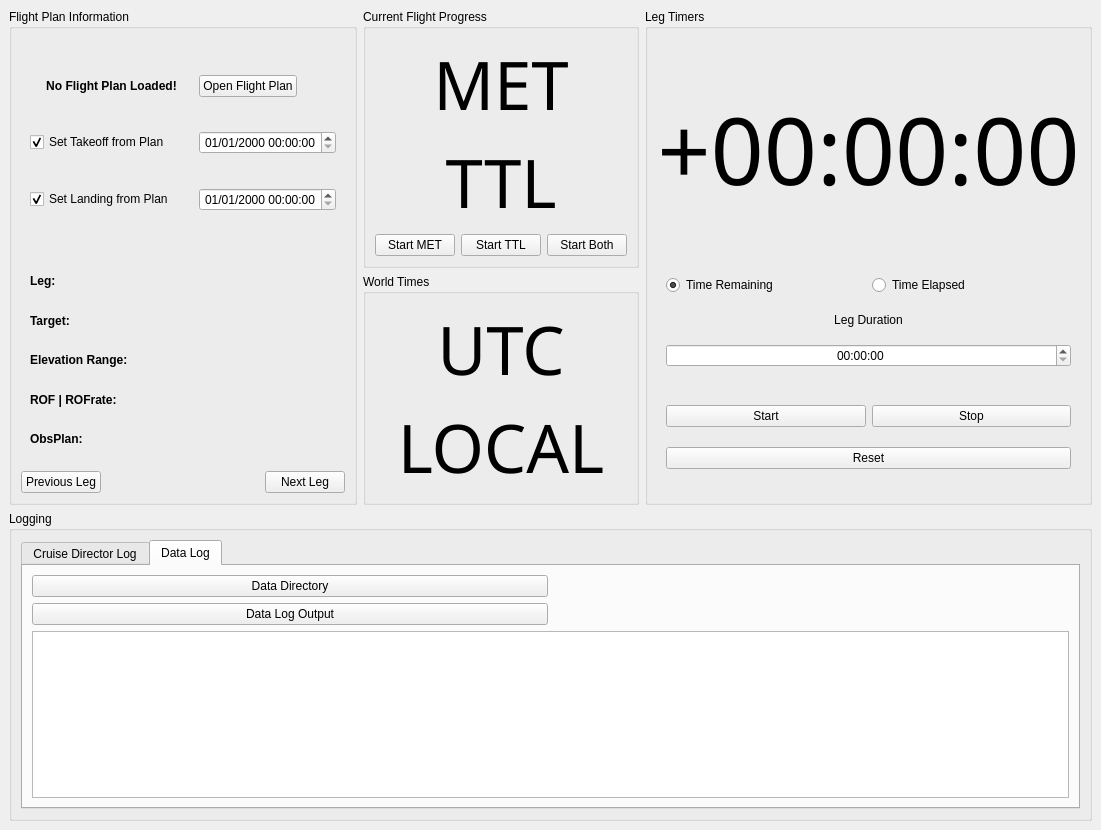
Above: SOFIACruiseDirectorPanel.ui from astrobokonon/SOFIACruiseTools before the change. Below: the same form after it.
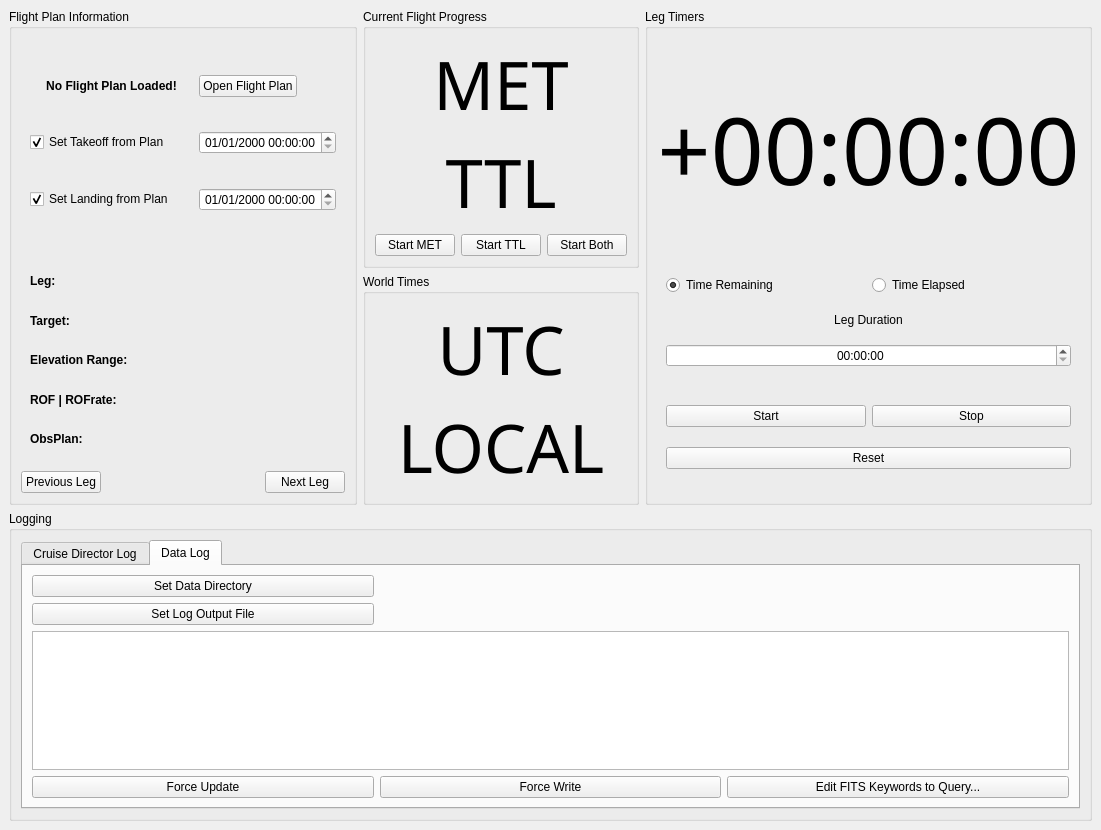
That is the form after the change. The open tabs and pages were chosen to show the change.

Commit message: Minor panel changes and adding in a few buttons.  Because if there's one thing a GUI needs, it's MORE BUTTONS.

```diff
--- a/SOFIACruiseDirectorPanel.ui
+++ b/SOFIACruiseDirectorPanel.ui
@@ -148,33 +148,52 @@
            <string>Data Log</string>
           </attribute>
           <layout class="QGridLayout" name="gridLayout_3">
-           <item row="0" column="0">
-            <widget class="QPushButton" name="datalog_opendir">
-             <property name="text">
-              <string>Data Directory</string>
-             </property>
-            </widget>
-           </item>
-           <item row="0" column="1">
-            <widget class="QLabel" name="txt_datalogdir">
-             <property name="font">
-              <font>
-               <italic>true</italic>
-              </font>
-             </property>
-             <property name="text">
-              <string/>
-             </property>
-            </widget>
-           </item>
            <item row="1" column="0">
+            <widget class="QPushButton" name="datalog_opendir">
+             <property name="text">
+              <string>Set Data Directory</string>
+             </property>
+            </widget>
+           </item>
+           <item row="2" column="0">
             <widget class="QPushButton" name="datalog_savefile">
              <property name="text">
-              <string>Data Log Output</string>
+              <string>Set Log Output File</string>
              </property>
             </widget>
            </item>
-           <item row="1" column="1">
+           <item row="5" column="0">
+            <widget class="QPushButton" name="datalog_forceupdate">
+             <property name="text">
+              <string>Force Update</string>
+             </property>
+            </widget>
+           </item>
+           <item row="5" column="1">
+            <widget class="QPushButton" name="datalog_forcewrite">
+             <property name="text">
+              <string>Force Write</string>
+             </property>
+            </widget>
+           </item>
+           <item row="5" column="2">
+            <widget class="QPushButton" name="datalog_editFITSKeys">
+             <property name="text">
+              <string>Edit FITS Keywords to Query...</string>
+             </property>
+            </widget>
+           </item>
+           <item row="4" column="0" colspan="3">
+            <widget class="QTableWidget" name="table_datalog">
+             <property name="alternatingRowColors">
+              <bool>true</bool>
+             </property>
+             <property name="sortingEnabled">
+              <bool>true</bool>
+             </property>
+            </widget>
+           </item>
+           <item row="2" column="1" colspan="2">
             <widget class="QLabel" name="txt_datalogsavefile">
              <property name="font">
               <font>
@@ -186,8 +205,17 @@
              </property>
             </widget>
            </item>
-           <item row="2" column="0" colspan="2">
-            <widget class="QTableWidget" name="table_datalog"/>
+           <item row="1" column="1" colspan="2">
+            <widget class="QLabel" name="txt_datalogdir">
+             <property name="font">
+              <font>
+               <italic>true</italic>
+              </font>
+             </property>
+             <property name="text">
+              <string/>
+             </property>
+            </widget>
            </item>
           </layout>
          </widget>
```
Left out of the diff: 2 changed lines with no effect on the pictures. The commit also changes 2 other files.
